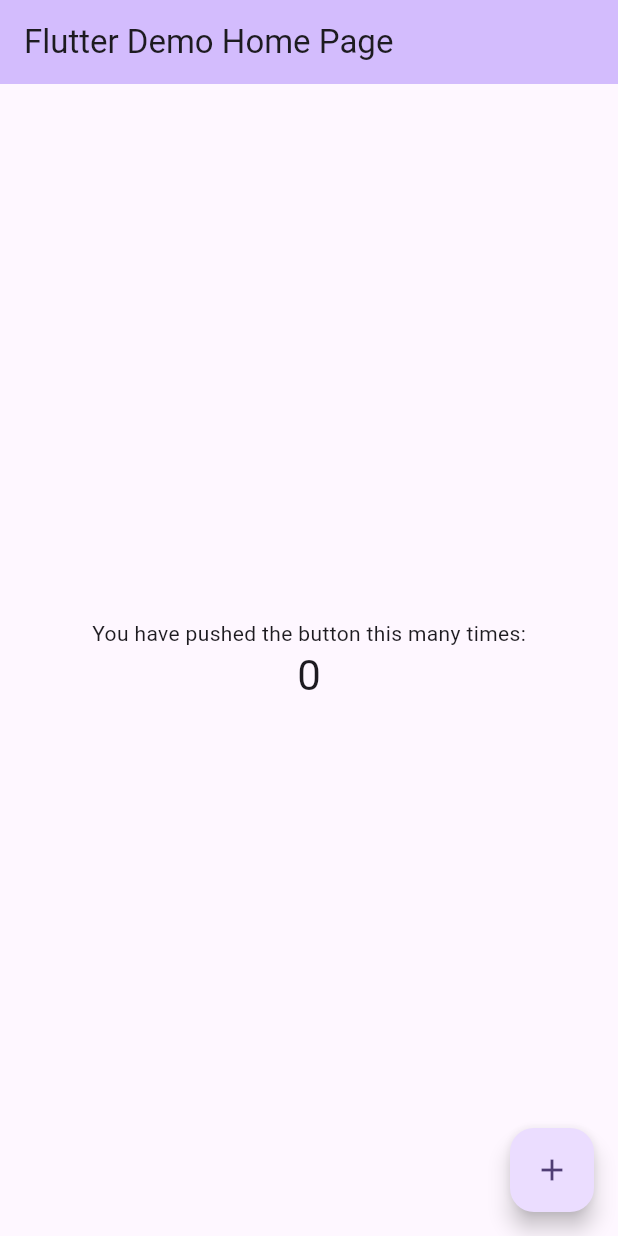
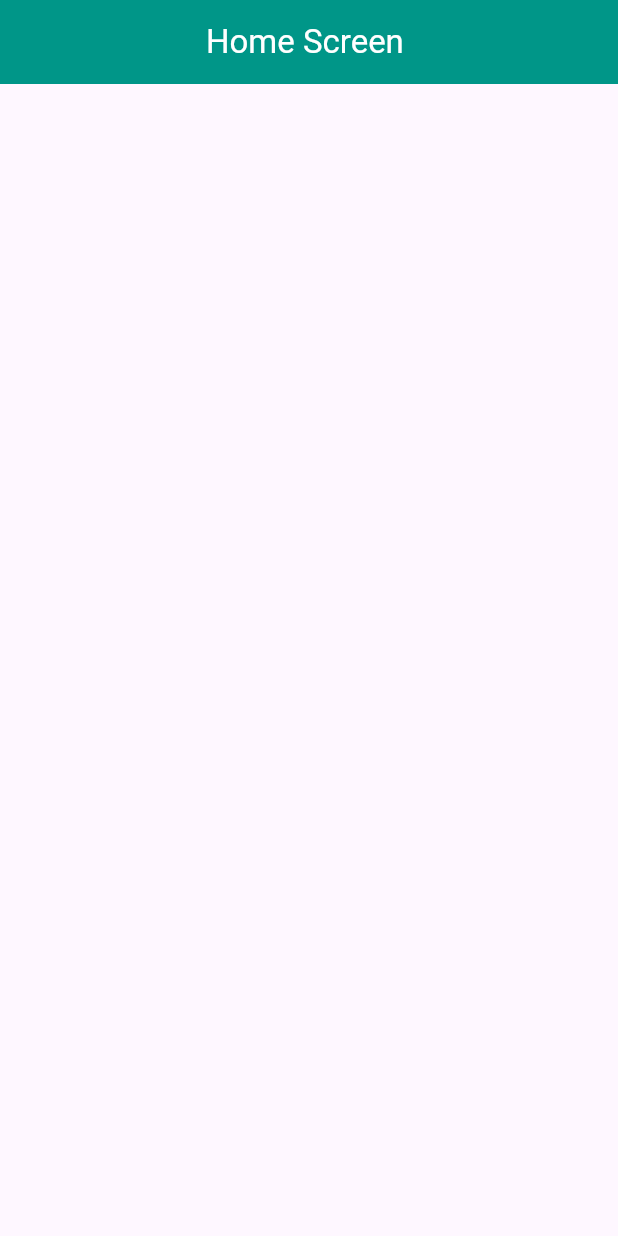
Before and after one commit to ajayrana78767/GoRouter-Navigations-Project, a Flutter app: the screen it shows after launch, on a phone screen of 412 x 824 dp. Run offline on Flutter 3.47's test engine with Material 3 defaults, Android fonts, the phone set to English and light mode, and no system bars.

Commit message:
Created Some Screens.

```diff
--- a/lib/main.dart
+++ b/lib/main.dart
@@ -1,4 +1,5 @@
 import 'package:flutter/material.dart';
+import 'package:gorouter_navigation_project/pages/home_page.dart';
 
 void main() {
   runApp(const MyApp());
@@ -13,113 +14,11 @@ class MyApp extends StatelessWidget {
     return MaterialApp(
       title: 'Flutter Demo',
       theme: ThemeData(
-        // This is the theme of your application.
-        //
-        // TRY THIS: Try running your application with "flutter run". You'll see
-        // the application has a purple toolbar. Then, without quitting the app,
-        // try changing the seedColor in the colorScheme below to Colors.green
-        // and then invoke "hot reload" (save your changes or press the "hot
-        // reload" button in a Flutter-supported IDE, or press "r" if you used
-        // the command line to start the app).
-        //
-        // Notice that the counter didn't reset back to zero; the application
-        // state is not lost during the reload. To reset the state, use hot
-        // restart instead.
-        //
-        // This works for code too, not just values: Most code changes can be
-        // tested with just a hot reload.
+
         colorScheme: ColorScheme.fromSeed(seedColor: Colors.deepPurple),
         useMaterial3: true,
       ),
-      home: const MyHomePage(title: 'Flutter Demo Home Page'),
+      home: const Home(),
     );
   }
 }
-
-class MyHomePage extends StatefulWidget {
-  const MyHomePage({super.key, required this.title});
-
-  // This widget is the home page of your application. It is stateful, meaning
-  // that it has a State object (defined below) that contains fields that affect
-  // how it looks.
-
-  // This class is the configuration for the state. It holds the values (in this
-  // case the title) provided by the parent (in this case the App widget) and
-  // used by the build method of the State. Fields in a Widget subclass are
-  // always marked "final".
-
-  final String title;
-
-  @override
-  State<MyHomePage> createState() => _MyHomePageState();
-}
-
-class _MyHomePageState extends State<MyHomePage> {
-  int _counter = 0;
-
-  void _incrementCounter() {
-    setState(() {
-      // This call to setState tells the Flutter framework that something has
-      // changed in this State, which causes it to rerun the build method below
-      // so that the display can reflect the updated values. If we changed
-      // _counter without calling setState(), then the build method would not be
-      // called again, and so nothing would appear to happen.
-      _counter++;
-    });
-  }
-
-  @override
-  Widget build(BuildContext context) {
-    // This method is rerun every time setState is called, for instance as done
-    // by the _incrementCounter method above.
-    //
-    // The Flutter framework has been optimized to make rerunning build methods
-    // fast, so that you can just rebuild anything that needs updating rather
-    // than having to individually change instances of widgets.
-    return Scaffold(
-      appBar: AppBar(
-        // TRY THIS: Try changing the color here to a specific color (to
-        // Colors.amber, perhaps?) and trigger a hot reload to see the AppBar
-        // change color while the other colors stay the same.
-        backgroundColor: Theme.of(context).colorScheme.inversePrimary,
-        // Here we take the value from the MyHomePage object that was created by
-        // the App.build method, and use it to set our appbar title.
-        title: Text(widget.title),
-      ),
-      body: Center(
-        // Center is a layout widget. It takes a single child and positions it
-        // in the middle of the parent.
-        child: Column(
-          // Column is also a layout widget. It takes a list of children and
-          // arranges them vertically. By default, it sizes itself to fit its
-          // children horizontally, and tries to be as tall as its parent.
-          //
-          // Column has various properties to control how it sizes itself and
-          // how it positions its children. Here we use mainAxisAlignment to
-          // center the children vertically; the main axis here is the vertical
-          // axis because Columns are vertical (the cross axis would be
-          // horizontal).
-          //
-          // TRY THIS: Invoke "debug painting" (choose the "Toggle Debug Paint"
-          // action in the IDE, or press "p" in the console), to see the
-          // wireframe for each widget.
-          mainAxisAlignment: MainAxisAlignment.center,
-          children: <Widget>[
-            const Text(
-              'You have pushed the button this many times:',
-            ),
-            Text(
-              '$_counter',
-              style: Theme.of(context).textTheme.headlineMedium,
-            ),
-          ],
-        ),
-      ),
-      floatingActionButton: FloatingActionButton(
-        onPressed: _incrementCounter,
-        tooltip: 'Increment',
-        child: const Icon(Icons.add),
-      ), // This trailing comma makes auto-formatting nicer for build methods.
-    );
-  }
-}
--- /dev/null
+++ b/lib/pages/home_page.dart
@@ -0,0 +1,21 @@
+import 'package:flutter/material.dart';
+
+class Home extends StatefulWidget {
+  const Home({super.key});
+
+  @override
+  State<Home> createState() => _HomeState();
+}
+
+class _HomeState extends State<Home> {
+  @override
+  Widget build(BuildContext context) {
+    return  Scaffold(
+      appBar: AppBar(
+        centerTitle: true,
+        backgroundColor: Colors.teal,
+        title: Text('Home Screen ',style: TextStyle(color: Colors.white),),
+      ),
+    );
+  }
+}
```
Also changed, not shown: lib/pages/contact_us_page.dart (added, +21 -0 lines), lib/pages/error_page.dart (added, +21 -0 lines), lib/pages/profile_page.dart (added, +21 -0 lines).
